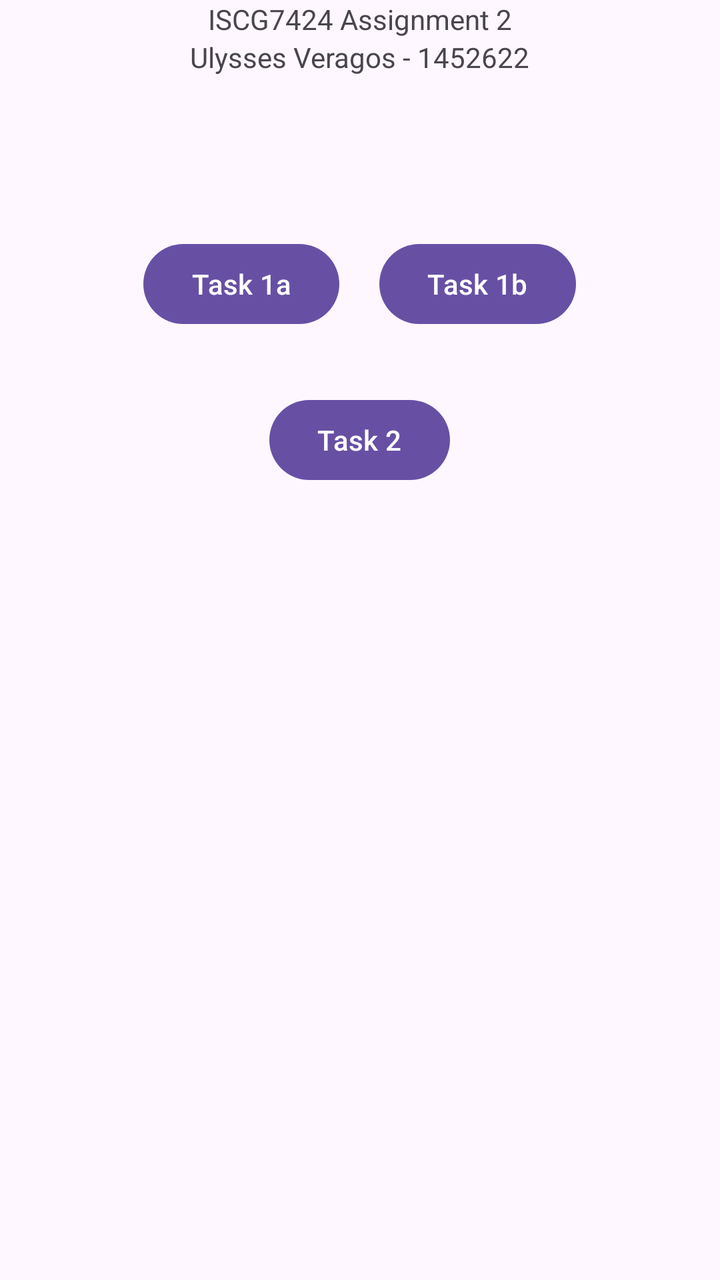
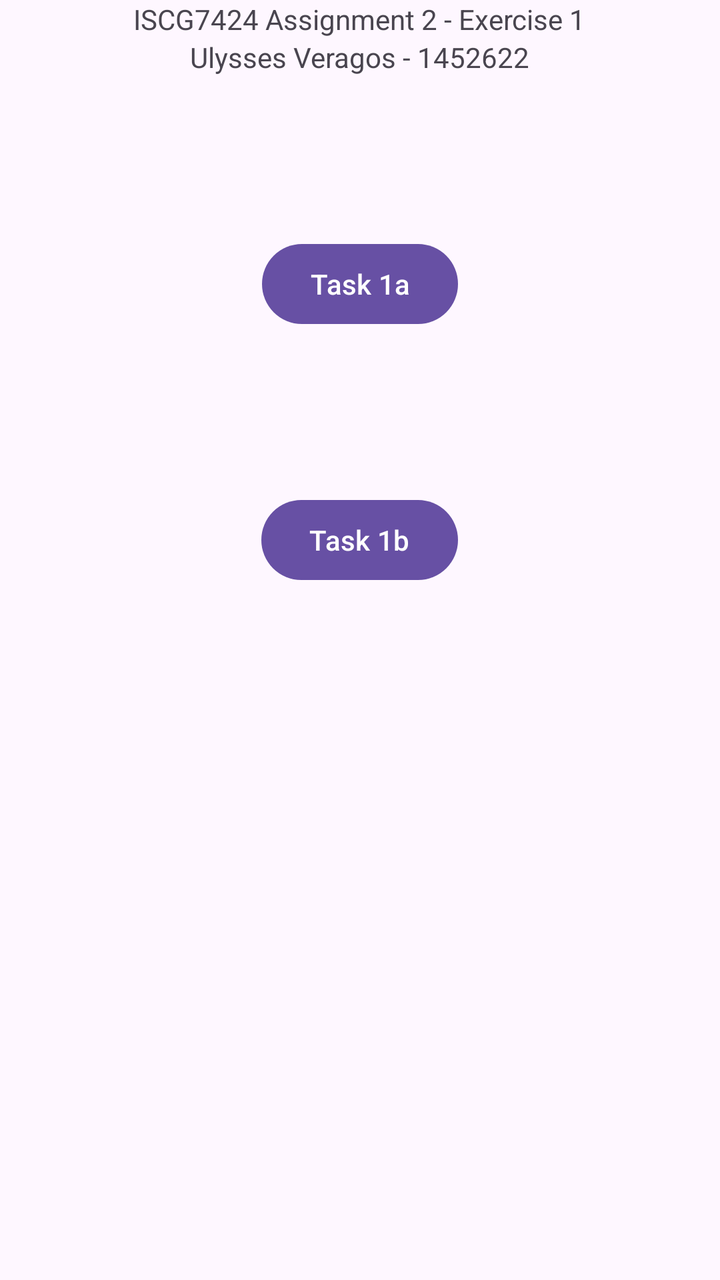

An Android layout rendered at two revisions. The XML below is the earlier revision; the diff shows what the commit changed to produce the second picture.
<!-- AndroidManifest.xml: application theme Theme.Mobile_Assignment2 -->
<!-- res/layout/activity_main.xml -->
<?xml version="1.0" encoding="utf-8"?>
<LinearLayout xmlns:android="http://schemas.android.com/apk/res/android"
    xmlns:app="http://schemas.android.com/apk/res-auto"
    xmlns:tools="http://schemas.android.com/tools"
    android:id="@+id/main"
    android:layout_width="match_parent"
    android:layout_height="match_parent"
    tools:context=".MainActivity"
    android:orientation="vertical"
    android:gravity="center_horizontal"
    >

    <TextView
        android:layout_width="wrap_content"
        android:layout_height="wrap_content"
        android:text="ISCG7424 Assignment 2"
        />
    <TextView
        android:layout_width="wrap_content"
        android:layout_height="wrap_content"
        android:text="Ulysses Veragos - 1452622"
        />
    <LinearLayout
        android:layout_width="wrap_content"
        android:layout_height="wrap_content"
        >
        <Button
            android:id="@+id/btnTask1a"
            android:layout_width="wrap_content"
            android:layout_height="wrap_content"
            android:layout_marginTop="80sp"
            android:layout_marginRight="20sp"
            android:text="Task 1a"
            />
        <Button
            android:id="@+id/btnTask1b"
            android:layout_width="wrap_content"
            android:layout_height="wrap_content"
            android:layout_marginTop="80sp"
            android:text="Task 1b"
            />
    </LinearLayout>
    <Button
        android:id="@+id/btnTask2"
        android:layout_width="wrap_content"
        android:layout_height="wrap_content"
        android:layout_marginTop="30sp"
        android:text="Task 2"
        />
    <Space
        android:layout_width="match_parent"
        android:layout_height="0dp"
        android:layout_weight="1"/>


</LinearLayout>
<!-- resources referenced by this layout -->
<resources>
  <style name="Theme.Mobile_Assignment2" parent="Base.Theme.Mobile_Assignment2" />
  <style name="Base.Theme.Mobile_Assignment2" parent="Theme.Material3.DayNight.NoActionBar">
          
          
      </style>
</resources>

<!-- the commit's change to res/layout/activity_main.xml (unified diff, before → after) -->
@@ -13,40 +13,29 @@
     <TextView
         android:layout_width="wrap_content"
         android:layout_height="wrap_content"
-        android:text="ISCG7424 Assignment 2"
+        android:text="ISCG7424 Assignment 2 - Exercise 1"
         />
+
     <TextView
         android:layout_width="wrap_content"
         android:layout_height="wrap_content"
         android:text="Ulysses Veragos - 1452622"
         />
-    <LinearLayout
+    <Button
+        android:id="@+id/btnTask1a"
         android:layout_width="wrap_content"
         android:layout_height="wrap_content"
-        >
-        <Button
-            android:id="@+id/btnTask1a"
-            android:layout_width="wrap_content"
-            android:layout_height="wrap_content"
-            android:layout_marginTop="80sp"
-            android:layout_marginRight="20sp"
-            android:text="Task 1a"
-            />
-        <Button
-            android:id="@+id/btnTask1b"
-            android:layout_width="wrap_content"
-            android:layout_height="wrap_content"
-            android:layout_marginTop="80sp"
-            android:text="Task 1b"
-            />
-    </LinearLayout>
+        android:layout_marginTop="80sp"
+        android:text="Task 1a"
+        />
     <Button
-        android:id="@+id/btnTask2"
+        android:id="@+id/btnTask1b"
         android:layout_width="wrap_content"
         android:layout_height="wrap_content"
-        android:layout_marginTop="30sp"
-        android:text="Task 2"
+        android:layout_marginTop="80sp"
+        android:text="Task 1b"
         />
+
     <Space
         android:layout_width="match_parent"
         android:layout_height="0dp"
